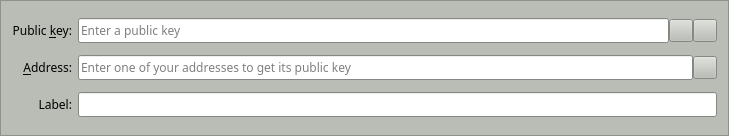
Old version of the form src/qt/forms/multisigaddressentry.ui in the repository SyndicateCash/SyndicateCash.
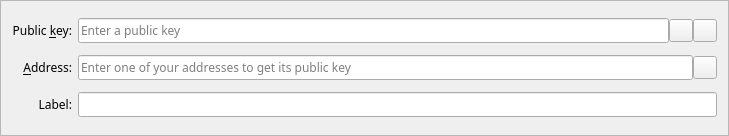
New version of the form. Icons and pictures are not drawn. Custom widgets are drawn as their Qt base class.

The edit to the form file:
```diff
--- a/src/qt/forms/multisigaddressentry.ui
+++ b/src/qt/forms/multisigaddressentry.ui
@@ -10,421 +10,6 @@
     <height>136</height>
    </rect>
   </property>
-  <property name="palette">
-   <palette>
-    <active>
-     <colorrole role="WindowText">
-      <brush brushstyle="SolidPattern">
-       <color alpha="255">
-        <red>0</red>
-        <green>0</green>
-        <blue>0</blue>
-       </color>
-      </brush>
-     </colorrole>
-     <colorrole role="Button">
-      <brush brushstyle="SolidPattern">
-       <color alpha="255">
-        <red>186</red>
-        <green>189</green>
-        <blue>182</blue>
-       </color>
-      </brush>
-     </colorrole>
-     <colorrole role="Light">
-      <brush brushstyle="SolidPattern">
-       <color alpha="255">
-        <red>255</red>
-        <green>255</green>
-        <blue>255</blue>
-       </color>
-      </brush>
-     </colorrole>
-     <colorrole role="Midlight">
-      <brush brushstyle="SolidPattern">
-       <color alpha="255">
-        <red>220</red>
-        <green>222</green>
-        <blue>218</blue>
-       </color>
-      </brush>
-     </colorrole>
-     <colorrole role="Dark">
-      <brush brushstyle="SolidPattern">
-       <color alpha="255">
-        <red>93</red>
-        <green>94</green>
-        <blue>91</blue>
-       </color>
-      </brush>
-     </colorrole>
-     <colorrole role="Mid">
-      <brush brushstyle="SolidPattern">
-       <color alpha="255">
-        <red>124</red>
-        <green>126</green>
-        <blue>121</blue>
-       </color>
-      </brush>
-     </colorrole>
-     <colorrole role="Text">
-      <brush brushstyle="SolidPattern">
-       <color alpha="255">
-        <red>0</red>
-        <green>0</green>
-        <blue>0</blue>
-       </color>
-      </brush>
-     </colorrole>
-     <colorrole role="BrightText">
-      <brush brushstyle="SolidPattern">
-       <color alpha="255">
-        <red>255</red>
-        <green>255</green>
-        <blue>255</blue>
-       </color>
-      </brush>
-     </colorrole>
-     <colorrole role="ButtonText">
-      <brush brushstyle="SolidPattern">
-       <color alpha="255">
-        <red>0</red>
-        <green>0</green>
-        <blue>0</blue>
-       </color>
-      </brush>
-     </colorrole>
-     <colorrole role="Base">
-      <brush brushstyle="SolidPattern">
-       <color alpha="255">
-        <red>255</red>
-        <green>255</green>
-        <blue>255</blue>
-       </color>
-      </brush>
-     </colorrole>
-     <colorrole role="Window">
-      <brush brushstyle="SolidPattern">
-       <color alpha="255">
-        <red>186</red>
-        <green>189</green>
-        <blue>182</blue>
-       </color>
-      </brush>
-     </colorrole>
-     <colorrole role="Shadow">
-      <brush brushstyle="SolidPattern">
-       <color alpha="255">
-        <red>0</red>
-        <green>0</green>
-        <blue>0</blue>
-       </color>
-      </brush>
-     </colorrole>
-     <colorrole role="AlternateBase">
-      <brush brushstyle="SolidPattern">
-       <color alpha="255">
-        <red>220</red>
-        <green>222</green>
-        <blue>218</blue>
-       </color>
-      </brush>
-     </colorrole>
-     <colorrole role="ToolTipBase">
-      <brush brushstyle="SolidPattern">
-       <color alpha="255">
-        <red>255</red>
-        <green>255</green>
-        <blue>220</blue>
-       </color>
-      </brush>
-     </colorrole>
-     <colorrole role="ToolTipText">
-      <brush brushstyle="SolidPattern">
-       <color alpha="255">
-        <red>0</red>
-        <green>0</green>
-        <blue>0</blue>
-       </color>
-      </brush>
-     </colorrole>
-    </active>
-    <inactive>
-     <colorrole role="WindowText">
-      <brush brushstyle="SolidPattern">
-       <color alpha="255">
-        <red>0</red>
-        <green>0</green>
-        <blue>0</blue>
-       </color>
-      </brush>
-     </colorrole>
-     <colorrole role="Button">
-      <brush brushstyle="SolidPattern">
-       <color alpha="255">
-        <red>186</red>
-        <green>189</green>
-        <blue>182</blue>
-       </color>
-      </brush>
-     </colorrole>
-     <colorrole role="Light">
-      <brush brushstyle="SolidPattern">
-       <color alpha="255">
-        <red>255</red>
-        <green>255</green>
-        <blue>255</blue>
-       </color>
-      </brush>
-     </colorrole>
-     <colorrole role="Midlight">
-      <brush brushstyle="SolidPattern">
-       <color alpha="255">
-        <red>220</red>
-        <green>222</green>
-        <blue>218</blue>
-       </color>
-      </brush>
-     </colorrole>
-     <colorrole role="Dark">
-      <brush brushstyle="SolidPattern">
-       <color alpha="255">
-        <red>93</red>
-        <green>94</green>
-        <blue>91</blue>
-       </color>
-      </brush>
-     </colorrole>
-     <colorrole role="Mid">
-      <brush brushstyle="SolidPattern">
-       <color alpha="255">
-        <red>124</red>
-        <green>126</green>
-        <blue>121</blue>
-       </color>
-      </brush>
-     </colorrole>
-     <colorrole role="Text">
-      <brush brushstyle="SolidPattern">
-       <color alpha="255">
-        <red>0</red>
-        <green>0</green>
-        <blue>0</blue>
-       </color>
-      </brush>
-     </colorrole>
-     <colorrole role="BrightText">
-      <brush brushstyle="SolidPattern">
-       <color alpha="255">
-        <red>255</red>
-        <green>255</green>
-        <blue>255</blue>
-       </color>
-      </brush>
-     </colorrole>
-     <colorrole role="ButtonText">
-      <brush brushstyle="SolidPattern">
-       <color alpha="255">
-        <red>0</red>
-        <green>0</green>
-        <blue>0</blue>
-       </color>
-      </brush>
-     </colorrole>
-     <colorrole role="Base">
-      <brush brushstyle="SolidPattern">
-       <color alpha="255">
-        <red>255</red>
-        <green>255</green>
-        <blue>255</blue>
-       </color>
-      </brush>
-     </colorrole>
-     <colorrole role="Window">
-      <brush brushstyle="SolidPattern">
-       <color alpha="255">
-        <red>186</red>
-        <green>189</green>
-        <blue>182</blue>
-       </color>
-      </brush>
-     </colorrole>
-     <colorrole role="Shadow">
-      <brush brushstyle="SolidPattern">
-       <color alpha="255">
-        <red>0</red>
-        <green>0</green>
-        <blue>0</blue>
-       </color>
-      </brush>
-     </colorrole>
-     <colorrole role="AlternateBase">
-      <brush brushstyle="SolidPattern">
-       <color alpha="255">
-        <red>220</red>
-        <green>222</green>
-        <blue>218</blue>
-       </color>
-      </brush>
-     </colorrole>
-     <colorrole role="ToolTipBase">
-      <brush brushstyle="SolidPattern">
-       <color alpha="255">
-        <red>255</red>
-        <green>255</green>
-        <blue>220</blue>
-       </color>
-      </brush>
-     </colorrole>
-     <colorrole role="ToolTipText">
-      <brush brushstyle="SolidPattern">
-       <color alpha="255">
-        <red>0</red>
-        <green>0</green>
-        <blue>0</blue>
-       </color>
-      </brush>
-     </colorrole>
-    </inactive>
-    <disabled>
-     <colorrole role="WindowText">
-      <brush brushstyle="SolidPattern">
-       <color alpha="255">
-        <red>93</red>
-        <green>94</green>
-        <blue>91</blue>
-       </color>
-      </brush>
-     </colorrole>
-     <colorrole role="Button">
-      <brush brushstyle="SolidPattern">
-       <color alpha="255">
-        <red>186</red>
-        <green>189</green>
-        <blue>182</blue>
-       </color>
-      </brush>
-     </colorrole>
-     <colorrole role="Light">
-      <brush brushstyle="SolidPattern">
-       <color alpha="255">
-        <red>255</red>
-        <green>255</green>
-        <blue>255</blue>
-       </color>
-      </brush>
-     </colorrole>
-     <colorrole role="Midlight">
-      <brush brushstyle="SolidPattern">
-       <color alpha="255">
-        <red>220</red>
-        <green>222</green>
-        <blue>218</blue>
-       </color>
-      </brush>
-     </colorrole>
-     <colorrole role="Dark">
-      <brush brushstyle="SolidPattern">
-       <color alpha="255">
-        <red>93</red>
-        <green>94</green>
-        <blue>91</blue>
-       </color>
-      </brush>
-     </colorrole>
-     <colorrole role="Mid">
-      <brush brushstyle="SolidPattern">
-       <color alpha="255">
-        <red>124</red>
-        <green>126</green>
-        <blue>121</blue>
-       </color>
-      </brush>
-     </colorrole>
-     <colorrole role="Text">
-      <brush brushstyle="SolidPattern">
-       <color alpha="255">
-        <red>93</red>
-        <green>94</green>
-        <blue>91</blue>
-       </color>
-      </brush>
-     </colorrole>
-     <colorrole role="BrightText">
-      <brush brushstyle="SolidPattern">
-       <color alpha="255">
-        <red>255</red>
-        <green>255</green>
-        <blue>255</blue>
-       </color>
-      </brush>
-     </colorrole>
-     <colorrole role="ButtonText">
-      <brush brushstyle="SolidPattern">
-       <color alpha="255">
-        <red>93</red>
-        <green>94</green>
-        <blue>91</blue>
-       </color>
-      </brush>
-     </colorrole>
-     <colorrole role="Base">
-      <brush brushstyle="SolidPattern">
-       <color alpha="255">
-        <red>186</red>
-        <green>189</green>
-        <blue>182</blue>
-       </color>
-      </brush>
-     </colorrole>
-     <colorrole role="Window">
-      <brush brushstyle="SolidPattern">
-       <color alpha="255">
-        <red>186</red>
-        <green>189</green>
-        <blue>182</blue>
-       </color>
-      </brush>
-     </colorrole>
-     <colorrole role="Shadow">
-      <brush brushstyle="SolidPattern">
-       <color alpha="255">
-        <red>0</red>
-        <green>0</green>
-        <blue>0</blue>
-       </color>
-      </brush>
-     </colorrole>
-     <colorrole role="AlternateBase">
-      <brush brushstyle="SolidPattern">
-       <color alpha="255">
-        <red>186</red>
-        <green>189</green>
-        <blue>182</blue>
-       </color>
-      </brush>
-     </colorrole>
-     <colorrole role="ToolTipBase">
-      <brush brushstyle="SolidPattern">
-       <color alpha="255">
-        <red>255</red>
-        <green>255</green>
-        <blue>220</blue>
-       </color>
-      </brush>
-     </colorrole>
-     <colorrole role="ToolTipText">
-      <brush brushstyle="SolidPattern">
-       <color alpha="255">
-        <red>0</red>
-        <green>0</green>
-        <blue>0</blue>
-       </color>
-      </brush>
-     </colorrole>
-    </disabled>
-   </palette>
-  </property>
   <property name="windowTitle">
    <string>Form</string>
   </property>
```
